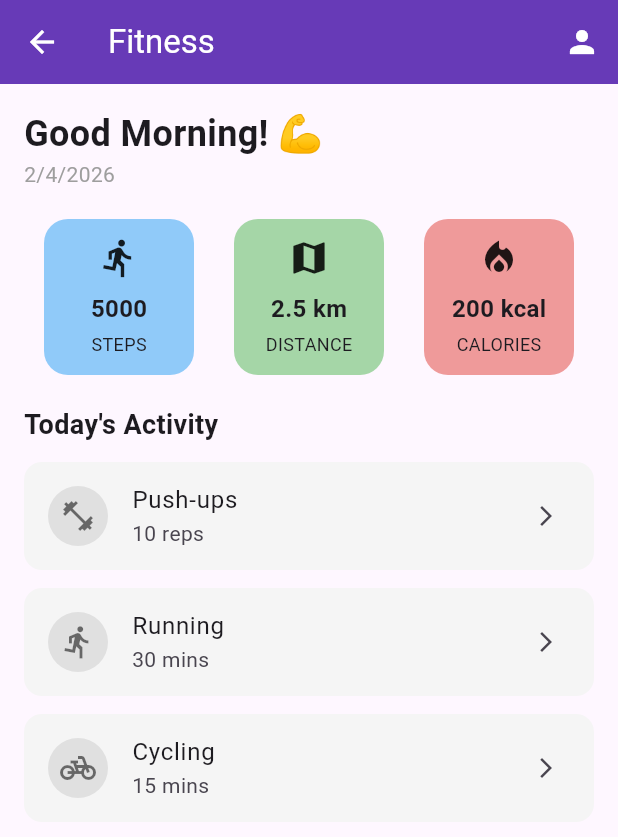
After one commit to GitheTrunk/MA-Lab, a Flutter app: the FitnessScreen screen opened by its route, on a phone screen of 412 x 824 dp. The commit adds this screen. Shown: the top 837 px of the screen. Run offline on Flutter 3.47's test engine with Material 3 defaults, Android fonts, the phone set to English and light mode, and no system bars.

Commit message:
feat: add fitness screen and build new widget

```diff
--- a/lib/routes/route_app.dart
+++ b/lib/routes/route_app.dart
@@ -10,6 +10,7 @@ import 'package:week_3_lab/screens/dashboard_screen.dart';
 import 'package:week_3_lab/screens/social_profile_screen.dart';
 import 'package:week_3_lab/screens/contact_screen.dart';
 import 'package:week_3_lab/screens/team_screen.dart';
+import 'package:week_3_lab/screens/fitness_screen.dart';
 
 class RouteApp extends StatelessWidget {
   const RouteApp({super.key});
@@ -31,6 +32,7 @@ class RouteApp extends StatelessWidget {
         "/social": (context) => const SocialProfileScreen(),
         "/contact": (context) => const ContactScreen(),
         "/team": (context) => const TeamScreen(),
+        "/fitness": (context) => const FitnessScreen(),
       },
       onGenerateRoute: (settings) {
         switch (settings.name) {
@@ -89,6 +91,11 @@ class RouteApp extends StatelessWidget {
               builder: (context) => const TeamScreen(),
               settings: settings,
             );
+          case "/fitness":
+            return MaterialPageRoute(
+              builder: (context) => const FitnessScreen(),
+              settings: settings,
+            );
           default:
             return null;
         }
--- /dev/null
+++ b/lib/screens/fitness_screen.dart
@@ -0,0 +1,92 @@
+import 'package:flutter/material.dart';
+import 'package:week_3_lab/widgets/dashboard/list_tile_card.dart';
+import 'package:week_3_lab/widgets/dashboard/state_row_card.dart';
+
+class FitnessScreen extends StatelessWidget {
+  const FitnessScreen({super.key});
+
+  @override
+  Widget build(BuildContext context) {
+    final today = DateTime.now();
+    return Scaffold(
+      appBar: AppBar(
+        title: const Text("Fitness"),
+        backgroundColor: Colors.deepPurple,
+        foregroundColor: Colors.white,
+        centerTitle: false,
+        actions: [IconButton(onPressed: () {}, icon: const Icon(Icons.person))],
+      ),
+      body: Center(
+        child: Padding(
+          padding: EdgeInsets.all(16),
+          child: Column(
+            mainAxisAlignment: MainAxisAlignment.start,
+            crossAxisAlignment: CrossAxisAlignment.start,
+            children: [
+              Text(
+                "Good Morning! 💪",
+                style: TextStyle(fontSize: 24, fontWeight: FontWeight.bold),
+              ),
+              Text(
+                "${today.day}/${today.month}/${today.year}",
+                style: TextStyle(color: Colors.grey),
+              ),
+              SizedBox(height: 20),
+              Row(
+                mainAxisAlignment: MainAxisAlignment.spaceAround,
+                children: [
+                  StateRowCard(
+                    label: 'STEPS',
+                    value: '5000',
+                    icon: Icons.directions_run,
+                    color: Colors.blue.shade200,
+                  ),
+                  StateRowCard(
+                    label: 'DISTANCE',
+                    value: '2.5 km',
+                    icon: Icons.map,
+                    color: Colors.green.shade200,
+                  ),
+                  StateRowCard(
+                    label: 'CALORIES',
+                    value: '200 kcal',
+                    icon: Icons.local_fire_department,
+                    color: Colors.red.shade200,
+                  ),
+                ],
+              ),
+              SizedBox(height: 20),
+              Text(
+                "Today's Activity",
+                style: TextStyle(fontSize: 18, fontWeight: FontWeight.bold),
+              ),
+              SizedBox(height: 12),
+              Column(
+                children: [
+                  ListTileCard(
+                    title: 'Push-ups',
+                    subtitle: '10 reps',
+                    icon: Icons.fitness_center,
+                    onTap: () {},
+                  ),
+                  ListTileCard(
+                    title: 'Running',
+                    subtitle: '30 mins',
+                    icon: Icons.directions_run,
+                    onTap: () {},
+                  ),
+                  ListTileCard(
+                    title: 'Cycling',
+                    subtitle: '15 mins',
+                    icon: Icons.pedal_bike,
+                    onTap: () {},
+                  ),
+                ],
+              ),
+            ],
+          ),
+        ),
+      ),
+    );
+  }
+}
--- a/lib/screens/home_screen.dart
+++ b/lib/screens/home_screen.dart
@@ -26,8 +26,11 @@ class HomeScreen extends StatelessWidget {
             ),
             AppMenuItem(
               title: 'Dashboard',
-              route: '/dashboard',
               icon: Icons.dashboard,
+              subMenu: [
+                AppMenuItem(title: 'School', route: '/dashboard'),
+                AppMenuItem(title: 'Fitness', route: '/fitness'),
+              ],
             ),
             AppMenuItem(
               title: 'Auth',
--- /dev/null
+++ b/lib/widgets/dashboard/state_row_card.dart
@@ -0,0 +1,39 @@
+import 'package:flutter/material.dart';
+
+class StateRowCard extends StatelessWidget {
+  final String label;
+  final String value;
+  final IconData icon;
+  final Color color;
+  const StateRowCard({
+    super.key,
+    required this.label,
+    required this.value,
+    required this.icon,
+    required this.color,
+  });
+
+  @override
+  Widget build(BuildContext context) {
+    return Container(
+      width: 100,
+      padding: const EdgeInsets.all(12),
+      decoration: BoxDecoration(
+        color: color,
+        borderRadius: BorderRadius.circular(16),
+      ),
+      child: Column(
+        children: [
+          Icon(icon, size: 28),
+          const SizedBox(height: 8),
+          Text(
+            value,
+            style: const TextStyle(fontWeight: FontWeight.bold, fontSize: 16),
+          ),
+          const SizedBox(height: 4),
+          Text(label, style: const TextStyle(fontSize: 12)),
+        ],
+      ),
+    );
+  }
+}
```
